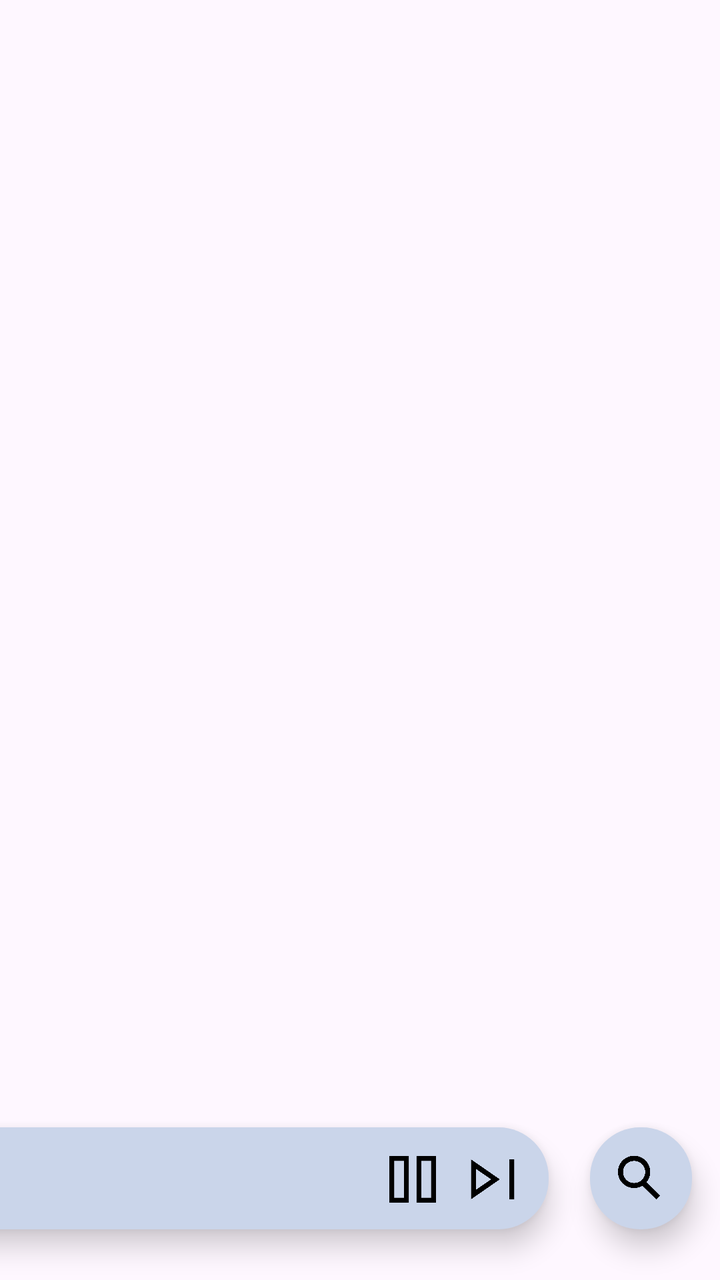
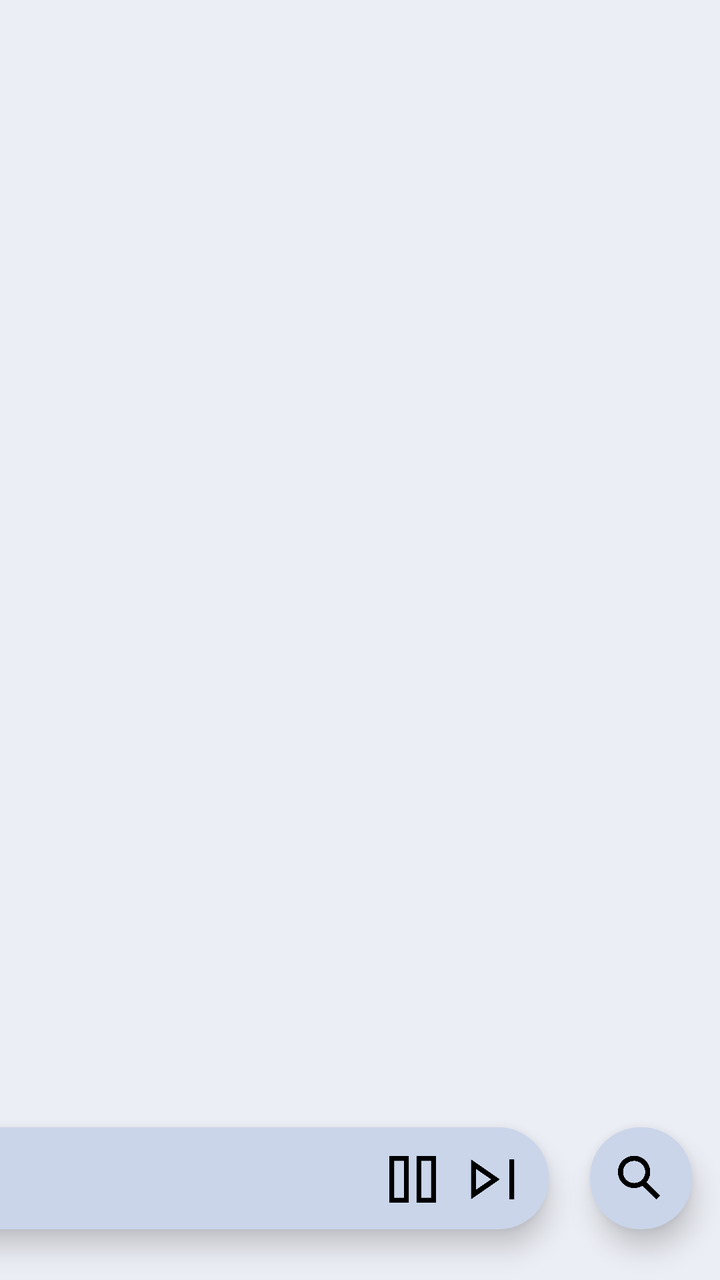

An Android layout rendered at two revisions. The XML below is the earlier revision; the diff shows what the commit changed to produce the second picture.
<!-- AndroidManifest.xml: application theme Theme.MusicIsland -->
<!-- res/layout/music_bar_layout.xml -->
<?xml version="1.0" encoding="utf-8"?>
<androidx.constraintlayout.widget.ConstraintLayout xmlns:android="http://schemas.android.com/apk/res/android"
    xmlns:app="http://schemas.android.com/apk/res-auto"
    android:layout_width="match_parent"
    android:layout_height="match_parent">

    <androidx.constraintlayout.widget.ConstraintLayout
        android:id="@+id/toTop"
        android:layout_width="51dp"
        android:layout_height="51dp"
        android:background="@drawable/circle_bg"
        app:layout_constraintBottom_toBottomOf="parent"
        app:layout_constraintEnd_toEndOf="parent"
        app:layout_constraintHorizontal_bias="0.044"
        app:layout_constraintStart_toStartOf="parent"
        app:layout_constraintTop_toTopOf="parent"
        app:layout_constraintVertical_bias="0.957">

        <androidx.appcompat.widget.AppCompatImageButton
            android:id="@+id/icon_toTop"
            android:layout_width="37dp"
            android:layout_height="37dp"
            android:background="?attr/selectableItemBackgroundBorderless"
            android:scaleType="centerInside"
            app:layout_constraintBottom_toBottomOf="parent"
            app:layout_constraintEnd_toEndOf="parent"
            app:layout_constraintStart_toStartOf="parent"
            app:layout_constraintTop_toTopOf="parent"
            app:srcCompat="@drawable/arrow_upward_icon" />
    </androidx.constraintlayout.widget.ConstraintLayout>

    <androidx.constraintlayout.widget.ConstraintLayout
        android:id="@+id/search_button"
        android:layout_width="51dp"
        android:layout_height="51dp"
        android:background="@drawable/pill_bg"
        android:elevation="8dp"
        app:layout_constraintBottom_toBottomOf="parent"
        app:layout_constraintEnd_toEndOf="parent"
        app:layout_constraintHorizontal_bias="0.955"
        app:layout_constraintStart_toStartOf="parent"
        app:layout_constraintTop_toTopOf="parent"
        app:layout_constraintVertical_bias="0.957">

        <androidx.appcompat.widget.AppCompatImageButton
            android:id="@+id/icon_search"
            android:layout_width="37dp"
            android:layout_height="37dp"
            android:background="?attr/selectableItemBackgroundBorderless"
            android:scaleType="centerInside"
            app:layout_constraintBottom_toBottomOf="parent"
            app:layout_constraintEnd_toEndOf="parent"
            app:layout_constraintHorizontal_bias="0.476"
            app:layout_constraintStart_toStartOf="parent"
            app:layout_constraintTop_toTopOf="parent"
            app:layout_constraintVertical_bias="0.5"
            app:srcCompat="@drawable/search_icon" />
    </androidx.constraintlayout.widget.ConstraintLayout>

    <androidx.constraintlayout.widget.ConstraintLayout
        android:id="@+id/playerBar"
        android:layout_width="310dp"
        android:layout_height="51dp"
        android:layout_marginEnd="86dp"
        android:background="@drawable/pill_bg"
        android:elevation="8dp"
        android:padding="8dp"
        app:layout_constraintBottom_toBottomOf="parent"
        app:layout_constraintEnd_toEndOf="parent"
        app:layout_constraintTop_toTopOf="parent"
        app:layout_constraintVertical_bias="0.957">

        <androidx.appcompat.widget.AppCompatImageButton
            android:id="@+id/skip_next_bar"
            android:layout_width="40dp"
            android:layout_height="40dp"
            android:background="@android:color/transparent"
            android:scaleType="centerInside"
            android:src="@drawable/skip_next_icon"
            app:layout_constraintBottom_toBottomOf="parent"
            app:layout_constraintEnd_toEndOf="parent"
            app:layout_constraintTop_toTopOf="parent" />

        <androidx.appcompat.widget.AppCompatImageButton
            android:id="@+id/pause_bar"
            android:layout_width="40dp"
            android:layout_height="40dp"
            android:background="@android:color/transparent"
            android:scaleType="centerInside"
            android:src="@drawable/pause_icon"
            app:layout_constraintBottom_toBottomOf="parent"
            app:layout_constraintEnd_toStartOf="@+id/skip_next_bar"
            app:layout_constraintTop_toTopOf="parent" />

        <TextView
            android:id="@+id/song_name_bar"
            android:layout_width="0dp"
            android:layout_height="wrap_content"
            android:layout_marginStart="8dp"
            android:maxLines="1"
            android:textStyle="bold"
            app:layout_constraintEnd_toStartOf="@+id/pause_bar"
            app:layout_constraintStart_toStartOf="parent"
            app:layout_constraintTop_toTopOf="parent" />

        <TextView
            android:id="@+id/song_artist_bar"
            android:layout_width="0dp"
            android:layout_height="wrap_content"
            android:layout_marginStart="8dp"
            android:maxLines="1"
            app:layout_constraintBottom_toBottomOf="parent"
            app:layout_constraintEnd_toStartOf="@+id/pause_bar"
            app:layout_constraintHorizontal_bias="0.0"
            app:layout_constraintStart_toStartOf="parent"
            app:layout_constraintTop_toBottomOf="@+id/song_name_bar"
            app:layout_constraintVertical_bias="1.0" />


    </androidx.constraintlayout.widget.ConstraintLayout>

</androidx.constraintlayout.widget.ConstraintLayout>
<!-- resources referenced by this layout -->
<resources>
  <!-- drawable arrow_upward_icon: png bitmap (drawable, 40665 bytes) -->
  <!-- drawable circle_bg (drawable) -->
  <?xml version="1.0" encoding="utf-8"?>
  <shape xmlns:android="http://schemas.android.com/apk/res/android"
      android:shape="oval">
      <solid android:color="#cad5ea"/>
  </shape>
  <!-- drawable pause_icon: png bitmap (drawable, 15153 bytes) -->
  <!-- drawable pill_bg (drawable) -->
  <?xml version="1.0" encoding="utf-8"?>
  <ripple xmlns:android="http://schemas.android.com/apk/res/android"
      android:color="?attr/colorControlHighlight">
  
      <item>
          <shape android:shape="rectangle">
              
              <corners android:radius="25dp" />
  
              
              <solid android:color="#cad5ea" />
          </shape>
      </item>
  
  </ripple>
  <!-- drawable search_icon: png bitmap (drawable, 44452 bytes) -->
  <!-- drawable skip_next_icon: png bitmap (drawable, 20371 bytes) -->
  <style name="Theme.MusicIsland" parent="Base.Theme.MusicIsland" />
  <style name="Base.Theme.MusicIsland" parent="Theme.Material3.DayNight.NoActionBar">
          
          
          <item name="isMaterial3DynamicColorApplied">false</item>
  
      </style>
</resources>

<!-- the commit's change to res/layout/music_bar_layout.xml (unified diff, before → after) -->
@@ -8,7 +8,7 @@
         android:id="@+id/toTop"
         android:layout_width="51dp"
         android:layout_height="51dp"
-        android:background="@drawable/circle_bg"
+        android:background="@drawable/bg_circle"
         app:layout_constraintBottom_toBottomOf="parent"
         app:layout_constraintEnd_toEndOf="parent"
         app:layout_constraintHorizontal_bias="0.044"
@@ -33,7 +33,7 @@
         android:id="@+id/search_button"
         android:layout_width="51dp"
         android:layout_height="51dp"
-        android:background="@drawable/pill_bg"
+        android:background="@drawable/bg_pill_blue"
         android:elevation="8dp"
         app:layout_constraintBottom_toBottomOf="parent"
         app:layout_constraintEnd_toEndOf="parent"
@@ -62,7 +62,7 @@
         android:layout_width="310dp"
         android:layout_height="51dp"
         android:layout_marginEnd="86dp"
-        android:background="@drawable/pill_bg"
+        android:background="@drawable/bg_pill_blue"
         android:elevation="8dp"
         android:padding="8dp"
         app:layout_constraintBottom_toBottomOf="parent"
<!-- resource entries referenced after the edit -->
@@ -1,14 +1,13 @@
 <!-- resources referenced by this layout -->
 <resources>
   <!-- drawable arrow_upward_icon: png bitmap (drawable, 40665 bytes) -->
-  <!-- drawable circle_bg (drawable) -->
+  <!-- drawable bg_circle (drawable) -->
   <?xml version="1.0" encoding="utf-8"?>
   <shape xmlns:android="http://schemas.android.com/apk/res/android"
       android:shape="oval">
       <solid android:color="#cad5ea"/>
   </shape>
-  <!-- drawable pause_icon: png bitmap (drawable, 15153 bytes) -->
-  <!-- drawable pill_bg (drawable) -->
+  <!-- drawable bg_pill_blue (drawable) -->
   <?xml version="1.0" encoding="utf-8"?>
   <ripple xmlns:android="http://schemas.android.com/apk/res/android"
       android:color="?attr/colorControlHighlight">
@@ -24,14 +23,19 @@
       </item>
   
   </ripple>
+  <!-- drawable pause_icon: png bitmap (drawable, 15153 bytes) -->
   <!-- drawable search_icon: png bitmap (drawable, 44452 bytes) -->
   <!-- drawable skip_next_icon: png bitmap (drawable, 20371 bytes) -->
-  <style name="Theme.MusicIsland" parent="Base.Theme.MusicIsland" />
+  <style name="Theme.MusicIsland" parent="Base.Theme.MusicIsland">
+          <item name="android:colorBackground">@color/blue</item>
+          <item name="android:forceDarkAllowed">false</item>
+      </style>
   <style name="Base.Theme.MusicIsland" parent="Theme.Material3.DayNight.NoActionBar">
           
           
           <item name="isMaterial3DynamicColorApplied">false</item>
   
       </style>
+  <color name="blue">#eceef5</color>
 </resources>
 
